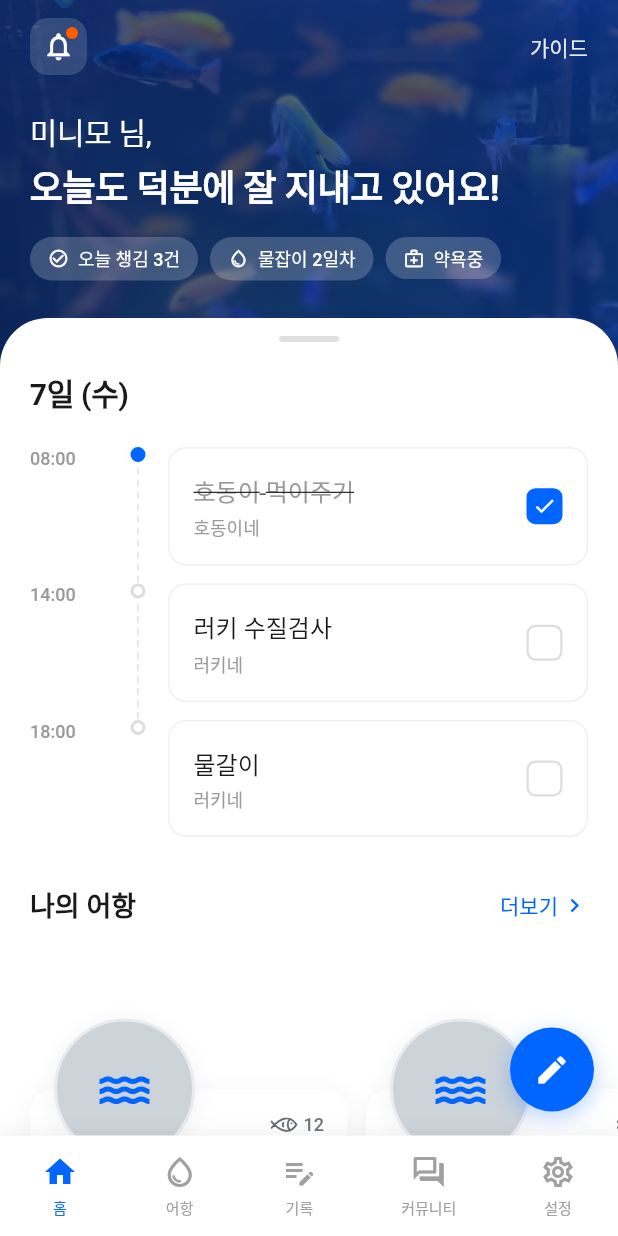
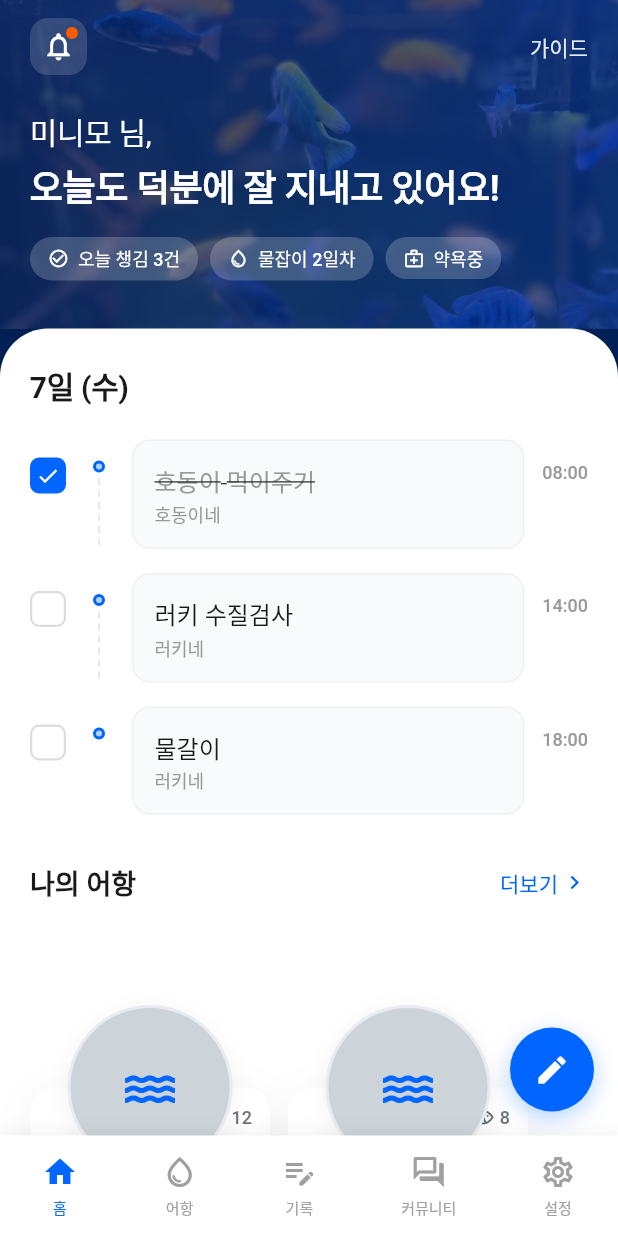
Before and after one commit to Heoooooon/minimo, a Flutter app: the screen it shows after launch, on a phone screen of 412 x 824 dp. Run offline on Flutter 3.47's test engine with Material 3 defaults, Android fonts, the phone set to English and light mode, and no system bars; our stand-ins replace flutter_svg, image_picker, pocketbase, table_calendar; Roboto replaces fonts that are missing (WantedSans); project files that could hold a hidden picture were left out.

Commit message:
fix: Improve HomeScreen layout per user feedback
- Remove DraggableScrollableSheet, entire screen scrolls as one unit
- Fix timeline layout: Checkbox | Circle | Task Card | Time
- Reduce aquarium card height (280 -> 220), increase image size (94 -> 110px)
- Center aquarium card content for better proportions

```diff
--- a/lib/presentation/screens/home_screen.dart
+++ b/lib/presentation/screens/home_screen.dart
@@ -145,15 +145,71 @@ class _HomeContentState extends State<HomeContent> {
   @override
   Widget build(BuildContext context) {
     return Scaffold(
-      backgroundColor: AppColors.backgroundApp,
-      body: Stack(
+      backgroundColor: const Color(0xFF001F54),
+      body: SingleChildScrollView(
+        child: Column(
           children: [
-          // Layer 1: Background Header
-          _buildBackgroundHeader(),
+            // Header Section (gradient background)
+            _buildHeader(),
 
-          // Layer 2: Content Body
-          _buildContentBody(),
+            // White Content Container (rounded top corners)
+            Container(
+              width: double.infinity,
+              decoration: const BoxDecoration(
+                color: Colors.white,
+                borderRadius: BorderRadius.vertical(top: Radius.circular(32)),
+              ),
+              child: Column(
+                crossAxisAlignment: CrossAxisAlignment.start,
+                children: [
+                  const SizedBox(height: 24),
+
+                  // Timeline Section
+                  _buildTimelineSection(),
+
+                  const SizedBox(height: 32),
+
+                  // My Aquarium Section (only show if has aquariums)
+                  if (_hasAquariums) ...[
+                    _buildSectionHeader('나의 어항'),
+                    const SizedBox(height: 12),
+                    AquariumCardList(
+                      aquariums: _aquariums,
+                      onAquariumTap: (aquarium) {},
+                    ),
+                    const SizedBox(height: 40),
                   ],
+
+                  // Recommended Content Section
+                  _buildSectionHeader('추천 콘텐츠'),
+                  const SizedBox(height: 12),
+                  _buildContentCarousel(),
+                  const SizedBox(height: 40),
+
+                  // Q&A Section
+                  _buildSectionHeader('답변을 기다리고 있어요'),
+                  const SizedBox(height: 12),
+                  QnACard(
+                    data: _qnaItem,
+                    onTap: () {},
+                    onCuriousTap: () {},
+                    onAnswerTap: () {
+                      Navigator.pushNamed(context, '/community-question');
+                    },
+                  ),
+                  const SizedBox(height: 40),
+
+                  // Tips Section
+                  _buildSectionHeader('오늘의 사육 꿀팁'),
+                  const SizedBox(height: 12),
+                  TipList(tips: _tips, onTipTap: (tip) {}),
+
+                  const SizedBox(height: 100),
+                ],
+              ),
+            ),
+          ],
+        ),
       ),
       floatingActionButton: _buildFAB(),
     );
@@ -182,10 +238,9 @@ class _HomeContentState extends State<HomeContent> {
     );
   }
 
-  /// Layer 1: 배경 헤더 (상단 ~25%)
-  Widget _buildBackgroundHeader() {
+  /// Header Section with gradient background
+  Widget _buildHeader() {
     return Container(
-      height: MediaQuery.of(context).size.height * 0.32,
       width: double.infinity,
       decoration: const BoxDecoration(
         gradient: LinearGradient(
@@ -211,7 +266,7 @@ class _HomeContentState extends State<HomeContent> {
           SafeArea(
             bottom: false,
             child: Padding(
-              padding: const EdgeInsets.fromLTRB(20, 12, 20, 0),
+              padding: const EdgeInsets.fromLTRB(20, 12, 20, 32),
               child: Column(
                 crossAxisAlignment: CrossAxisAlignment.start,
                 children: [
@@ -399,85 +454,6 @@ class _HomeContentState extends State<HomeContent> {
     );
   }
 
-  /// Layer 2: Content Body (White container with rounded top corners)
-  Widget _buildContentBody() {
-    return DraggableScrollableSheet(
-      initialChildSize: 0.72,
-      minChildSize: 0.72,
-      maxChildSize: 0.92,
-      builder: (context, scrollController) {
-        return Container(
-          decoration: const BoxDecoration(
-            color: Colors.white,
-            borderRadius: BorderRadius.vertical(top: Radius.circular(32)),
-          ),
-          child: SingleChildScrollView(
-            controller: scrollController,
-            child: Column(
-              crossAxisAlignment: CrossAxisAlignment.start,
-              children: [
-                // Drag Handle
-                Center(
-                  child: Container(
-                    margin: const EdgeInsets.only(top: 12, bottom: 20),
-                    width: 40,
-                    height: 4,
-                    decoration: BoxDecoration(
-                      color: const Color(0xFFE0E0E0),
-                      borderRadius: BorderRadius.circular(2),
-                    ),
-                  ),
-                ),
-
-                // Timeline Section
-                _buildTimelineSection(),
-
-                const SizedBox(height: 32),
-
-                // My Aquarium Section (only show if has aquariums)
-                if (_hasAquariums) ...[
-                  _buildSectionHeader('나의 어항'),
-                  const SizedBox(height: 12),
-                  AquariumCardList(
-                    aquariums: _aquariums,
-                    onAquariumTap: (aquarium) {},
-                  ),
-                  const SizedBox(height: 40),
-                ],
-
-                // Recommended Content Section
-                _buildSectionHeader('추천 콘텐츠'),
-                const SizedBox(height: 12),
-                _buildContentCarousel(),
-                const SizedBox(height: 40),
-
-                // Q&A Section
-                _buildSectionHeader('답변을 기다리고 있어요'),
-                const SizedBox(height: 12),
-                QnACard(
-                  data: _qnaItem,
-                  onTap: () {},
-                  onCuriousTap: () {},
-                  onAnswerTap: () {
-                    Navigator.pushNamed(context, '/community-question');
-                  },
-                ),
-                const SizedBox(height: 40),
-
-                // Tips Section
-                _buildSectionHeader('오늘의 사육 꿀팁'),
-                const SizedBox(height: 12),
-                TipList(tips: _tips, onTipTap: (tip) {}),
-
-                const SizedBox(height: 100),
-              ],
-            ),
-          ),
-        );
-      },
-    );
-  }
-
   /// Section Header with "더보기 >" link
   Widget _buildSectionHeader(String title) {
     return Padding(
@@ -577,41 +553,56 @@ class _HomeContentState extends State<HomeContent> {
     );
   }
 
-  /// Timeline Item
+  /// Timeline Item - Figma layout: Checkbox | Circle | Task Content | Time
   Widget _buildTimelineItem(ScheduleData item, bool isLast) {
-    return IntrinsicHeight(
+    return Padding(
+      padding: EdgeInsets.only(bottom: isLast ? 0 : 16),
+      child: IntrinsicHeight(
         child: Row(
           crossAxisAlignment: CrossAxisAlignment.start,
           children: [
-          // Time Column
-          SizedBox(
-            width: 60,
-            child: Text(
-              item.time,
-              style: AppTextStyles.captionMedium.copyWith(
-                color: const Color(0xFF999999),
-              ),
-            ),
-          ),
-
-          // Timeline Indicator
-          SizedBox(
+            // Checkbox (Left)
+            GestureDetector(
+              onTap: () => _toggleTimeline(item.id, !item.isCompleted),
+              child: Container(
                 width: 24,
-            child: Column(
-              children: [
-                // Circle
-                Container(
-                  width: 10,
-                  height: 10,
+                height: 24,
+                margin: const EdgeInsets.only(top: 12),
                 decoration: BoxDecoration(
-                    shape: BoxShape.circle,
                   color: item.isCompleted
                       ? const Color(0xFF0066FF)
                       : Colors.white,
+                  borderRadius: BorderRadius.circular(6),
                   border: Border.all(
                     color: item.isCompleted
                         ? const Color(0xFF0066FF)
                         : const Color(0xFFDDDDDD),
+                    width: 1.5,
+                  ),
+                ),
+                child: item.isCompleted
+                    ? const Icon(Icons.check, size: 16, color: Colors.white)
+                    : null,
+              ),
+            ),
+
+            const SizedBox(width: 12),
+
+            // Timeline Indicator (Circle + Dashed Line)
+            SizedBox(
+              width: 20,
+              child: Column(
+                children: [
+                  const SizedBox(height: 14),
+                  // Circle
+                  Container(
+                    width: 8,
+                    height: 8,
+                    decoration: BoxDecoration(
+                      shape: BoxShape.circle,
+                      color: const Color(0xFF0066FF).withValues(alpha: 0.3),
+                      border: Border.all(
+                        color: const Color(0xFF0066FF),
                         width: 2,
                       ),
                     ),
@@ -632,21 +623,17 @@ class _HomeContentState extends State<HomeContent> {
               ),
             ),
 
-          const SizedBox(width: 8),
+            const SizedBox(width: 12),
 
-          // Task Card
+            // Task Card (Center)
             Expanded(
               child: Container(
-              margin: EdgeInsets.only(bottom: isLast ? 0 : 12),
-              padding: const EdgeInsets.all(16),
+                padding: const EdgeInsets.all(14),
                 decoration: BoxDecoration(
-                color: Colors.white,
+                  color: const Color(0xFFF9FAFC),
                   borderRadius: BorderRadius.circular(12),
                   border: Border.all(color: const Color(0xFFF0F0F0)),
                 ),
-              child: Row(
-                children: [
-                  Expanded(
                 child: Column(
                   crossAxisAlignment: CrossAxisAlignment.start,
                   children: [
@@ -661,7 +648,7 @@ class _HomeContentState extends State<HomeContent> {
                             : const Color(0xFF1A1A1A),
                       ),
                     ),
-                        const SizedBox(height: 4),
+                    const SizedBox(height: 2),
                     Text(
                       item.aquariumName,
                       style: AppTextStyles.captionRegular.copyWith(
@@ -671,39 +658,22 @@ class _HomeContentState extends State<HomeContent> {
                   ],
                 ),
               ),
+            ),
 
-                  // Checkbox
-                  GestureDetector(
-                    onTap: () => _toggleTimeline(item.id, !item.isCompleted),
-                    child: Container(
-                      width: 24,
-                      height: 24,
-                      decoration: BoxDecoration(
-                        color: item.isCompleted
-                            ? const Color(0xFF0066FF)
-                            : Colors.white,
-                        borderRadius: BorderRadius.circular(6),
-                        border: Border.all(
-                          color: item.isCompleted
-                              ? const Color(0xFF0066FF)
-                              : const Color(0xFFDDDDDD),
-                          width: 1.5,
+            const SizedBox(width: 12),
+
+            // Time (Right)
+            Padding(
+              padding: const EdgeInsets.only(top: 14),
+              child: Text(
+                item.time,
+                style: AppTextStyles.captionMedium.copyWith(
+                  color: const Color(0xFF999999),
                 ),
-                      ),
-                      child: item.isCompleted
-                          ? const Icon(
-                              Icons.check,
-                              size: 16,
-                              color: Colors.white,
-                            )
-                          : null,
               ),
             ),
           ],
         ),
-            ),
-          ),
-        ],
       ),
     );
   }
@@ -829,10 +799,10 @@ class _HomeContentState extends State<HomeContent> {
                 data.commentCount,
               ),
               const Spacer(),
-              Icon(
+              const Icon(
                 Icons.bookmark_border,
                 size: 20,
-                color: const Color(0xFF999999),
+                color: Color(0xFF999999),
               ),
             ],
           ),
--- a/lib/presentation/widgets/home/aquarium_card.dart
+++ b/lib/presentation/widgets/home/aquarium_card.dart
@@ -40,53 +40,52 @@ class AquariumCard extends StatelessWidget {
   final AquariumData data;
   final VoidCallback? onTap;
 
-  static const double _imageSize = 94.0;
-  static const double _imageOverlap = 47.0;
+  static const double _imageSize = 110.0;
+  static const double _imageOverlap = 55.0;
 
   @override
   Widget build(BuildContext context) {
     return GestureDetector(
       onTap: onTap,
       child: SizedBox(
-        width: 212,
+        width: 160,
         child: Stack(
           clipBehavior: Clip.none,
           children: [
             Container(
               margin: const EdgeInsets.only(top: _imageOverlap),
-              padding: const EdgeInsets.all(16),
+              padding: const EdgeInsets.fromLTRB(12, 12, 12, 14),
               decoration: BoxDecoration(
                 color: AppColors.backgroundSurface,
                 borderRadius: BorderRadius.circular(16),
-                boxShadow: const [
+                boxShadow: [
                   BoxShadow(
-                    color: AppColors.shadow,
-                    blurRadius: 12,
-                    offset: Offset(0, 3),
+                    color: Colors.black.withValues(alpha: 0.05),
+                    blurRadius: 20,
+                    offset: const Offset(0, 4),
                   ),
                 ],
               ),
               child: Column(
                 mainAxisSize: MainAxisSize.min,
-                crossAxisAlignment: CrossAxisAlignment.start,
                 children: [
+                  // Space for overlapping image + fish count
                   Row(
-                    mainAxisAlignment: MainAxisAlignment.spaceBetween,
-                    crossAxisAlignment: CrossAxisAlignment.start,
-                    children: [
-                      SizedBox(
-                        width: _imageSize,
-                        height: _imageSize - _imageOverlap,
+                    mainAxisAlignment: MainAxisAlignment.end,
+                    children: [_buildFishCount()],
                   ),
-                      _buildFishCount(),
-                    ],
-                  ),
-                  const SizedBox(height: 34),
+                  SizedBox(height: _imageSize - _imageOverlap - 8),
                   _buildContent(),
                 ],
               ),
             ),
-            Positioned(top: 0, left: 16, child: _buildImage()),
+            // Centered image
+            Positioned(
+              top: 0,
+              left: 0,
+              right: 0,
+              child: Center(child: _buildImage()),
+            ),
           ],
         ),
       ),
@@ -144,35 +143,35 @@ class AquariumCard extends StatelessWidget {
   }
 
   Widget _buildContent() {
-    return SizedBox(
-      width: 125,
-      child: Column(
-        crossAxisAlignment: CrossAxisAlignment.start,
+    return Column(
+      crossAxisAlignment: CrossAxisAlignment.center,
       children: [
+        // Name + Status Tag
         Row(
+          mainAxisAlignment: MainAxisAlignment.center,
+          mainAxisSize: MainAxisSize.min,
           children: [
             Flexible(
               child: Text(
                 data.name,
                 style: AppTextStyles.bodyMediumMedium.copyWith(
-                    fontWeight: FontWeight.w500,
-                    fontSize: 16,
-                    height: 1.5,
-                    letterSpacing: -0.5,
+                  fontWeight: FontWeight.w600,
+                  fontSize: 15,
+                  height: 1.3,
+                  letterSpacing: -0.3,
                   color: const Color(0xFF212529),
                 ),
                 maxLines: 1,
                 overflow: TextOverflow.ellipsis,
               ),
             ),
-              const SizedBox(width: 8),
+            const SizedBox(width: 6),
             _buildStatusTag(),
           ],
         ),
-          const SizedBox(height: 8),
+        const SizedBox(height: 6),
         _buildStats(),
       ],
-      ),
     );
   }
 
@@ -199,29 +198,32 @@ class AquariumCard extends StatelessWidget {
   }
 
   Widget _buildStats() {
-    final statsStyle = AppTextStyles.bodySmall.copyWith(
+    final statsStyle = AppTextStyles.captionRegular.copyWith(
       color: AppColors.textSubtle,
-      letterSpacing: -0.25,
+      fontSize: 12,
     );
 
     return Row(
+      mainAxisAlignment: MainAxisAlignment.center,
+      mainAxisSize: MainAxisSize.min,
       children: [
         if (data.temperature != null) ...[
-          Text('수온 ', style: statsStyle),
-          Text('${data.temperature!.toStringAsFixed(0)}°', style: statsStyle),
+          Text(
+            '수온 ${data.temperature!.toStringAsFixed(0)}°',
+            style: statsStyle,
+          ),
         ],
         if (data.temperature != null && data.ph != null)
           Padding(
-            padding: const EdgeInsets.symmetric(horizontal: 8),
+            padding: const EdgeInsets.symmetric(horizontal: 6),
             child: Container(
               width: 1,
-              height: 12,
+              height: 10,
               color: AppColors.borderLight,
             ),
           ),
         if (data.ph != null) ...[
-          Text('pH ', style: statsStyle),
-          Text(data.ph!.toStringAsFixed(1), style: statsStyle),
+          Text('pH ${data.ph!.toStringAsFixed(1)}', style: statsStyle),
         ],
       ],
     );
@@ -241,10 +243,10 @@ class AquariumCardList extends StatelessWidget {
   @override
   Widget build(BuildContext context) {
     return SizedBox(
-      height: 280,
+      height: 220,
       child: ListView.separated(
         scrollDirection: Axis.horizontal,
-        padding: const EdgeInsets.fromLTRB(20, 50, 20, 8),
+        padding: const EdgeInsets.fromLTRB(20, 56, 20, 8),
         clipBehavior: Clip.none,
         itemCount: aquariums.length,
         separatorBuilder: (_, __) => const SizedBox(width: 12),
```
Lines whose indentation alone changed are shown as unchanged.
